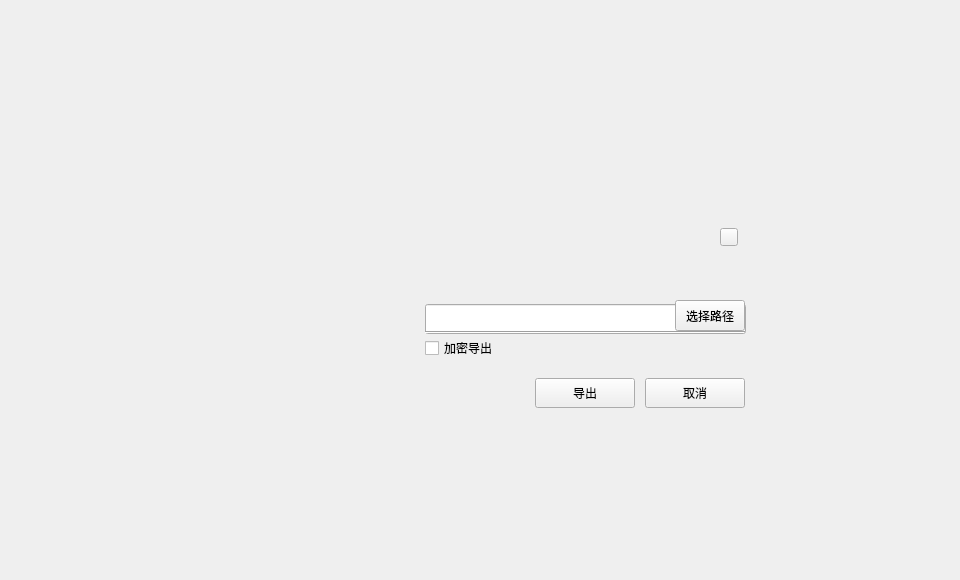
First picture: the form in exportdialog.ui, repository HcashOrg/hx-indicator, before the edit.
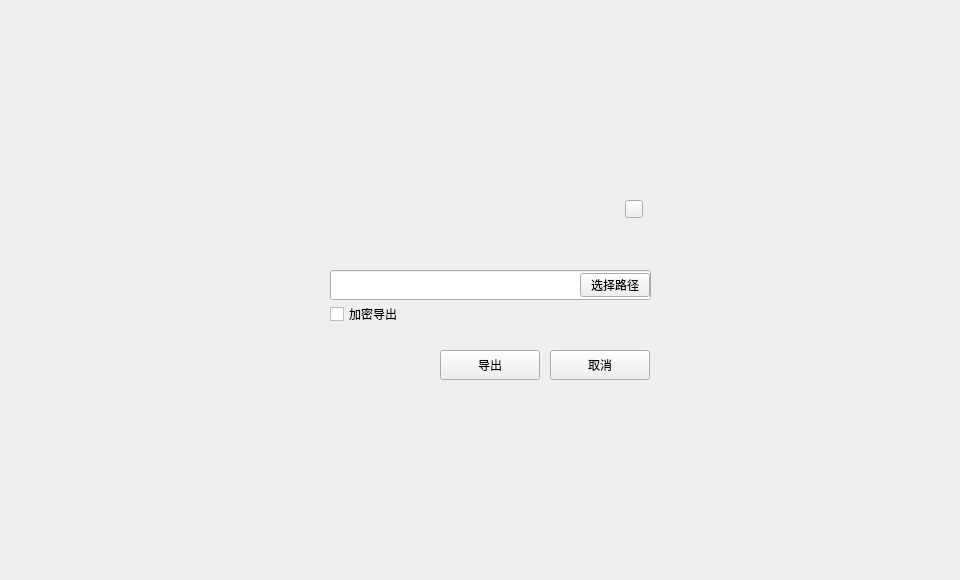
Second picture: the form after the edit.

Patch:
```diff
--- a/exportdialog.ui
+++ b/exportdialog.ui
@@ -30,8 +30,8 @@
    <widget class="QWidget" name="containerWidget" native="true">
     <property name="geometry">
      <rect>
-      <x>385</x>
-      <y>208</y>
+      <x>290</x>
+      <y>180</y>
       <width>380</width>
       <height>220</height>
      </rect>
@@ -91,7 +91,7 @@
      <property name="geometry">
       <rect>
        <x>40</x>
-       <y>96</y>
+       <y>90</y>
        <width>321</width>
        <height>30</height>
       </rect>
@@ -119,7 +119,7 @@
      <property name="geometry">
       <rect>
        <x>40</x>
-       <y>130</y>
+       <y>124</y>
        <width>200</width>
        <height>20</height>
       </rect>
@@ -150,26 +150,13 @@
       <string/>
      </property>
     </widget>
-    <widget class="Line" name="line">
-     <property name="geometry">
-      <rect>
-       <x>40</x>
-       <y>116</y>
-       <width>320</width>
-       <height>16</height>
-      </rect>
-     </property>
-     <property name="orientation">
-      <enum>Qt::Horizontal</enum>
-     </property>
-    </widget>
     <widget class="QToolButton" name="pathBtn">
      <property name="geometry">
       <rect>
        <x>290</x>
-       <y>92</y>
+       <y>93</y>
        <width>70</width>
-       <height>31</height>
+       <height>24</height>
       </rect>
      </property>
      <property name="font">
```
